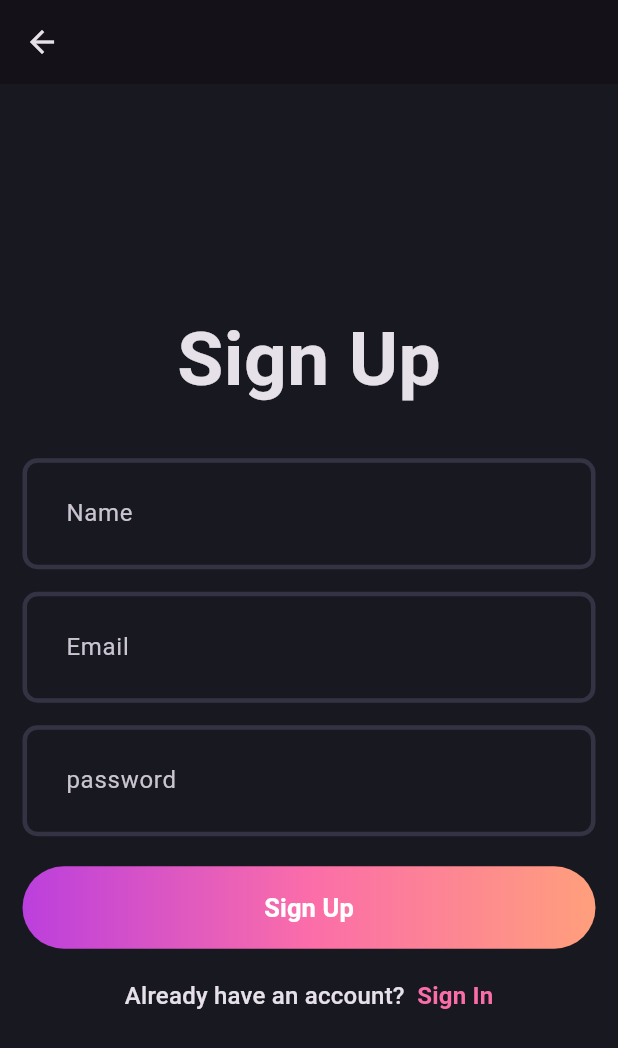
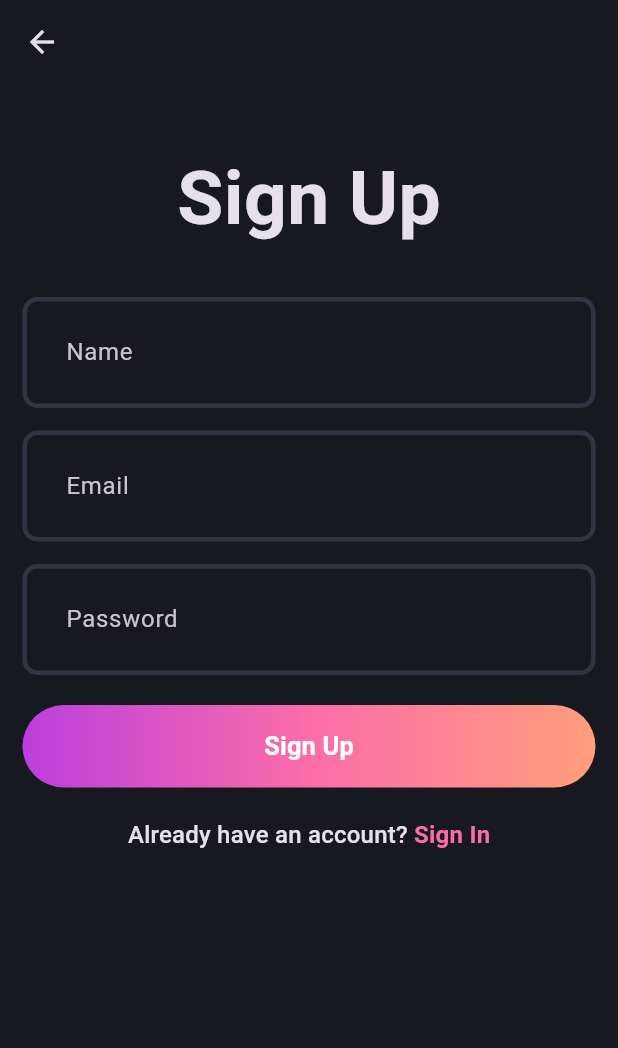
Before and after one commit to machinelearningprodigy/FlapPost, a Flutter app: the SignUpPage screen opened directly, on a phone screen of 412 x 824 dp. Shown: the top 1048 px of the screen. Run offline on Flutter 3.47's test engine with Material 3 defaults, Android fonts, the phone set to English and light mode, and no system bars.

Commit message:
feat: enhance SignUpPage layout and styling with improved theme and structure

```diff
--- a/lib/core/theme/app_theme.dart
+++ b/lib/core/theme/app_theme.dart
@@ -14,6 +14,9 @@ class AppTheme {
 
   static final darkThemeMode = ThemeData.dark().copyWith(
     scaffoldBackgroundColor : AppPallete.backgroundColor,
+    appBarTheme: const AppBarTheme(
+      backgroundColor: AppPallete.backgroundColor,
+    ),
     inputDecorationTheme: InputDecorationTheme(
       contentPadding: EdgeInsets.all(25),
       enabledBorder: _border(),
--- a/lib/features/auth/presentation/pages/auth_signup_button.dart
+++ b/lib/features/auth/presentation/pages/auth_signup_button.dart
@@ -2,6 +2,7 @@ import 'package:blogging_app/core/theme/app_colors.dart';
 import 'package:flutter/material.dart';
 
 class AuthSignupButton extends StatelessWidget {
+
   final String buttonText;
   const AuthSignupButton({super.key, required this.buttonText,});
 
--- a/lib/features/auth/presentation/pages/signup_page.dart
+++ b/lib/features/auth/presentation/pages/signup_page.dart
@@ -5,7 +5,6 @@ import 'package:blogging_app/features/auth/presentation/widgets/auth_field.dart'
 import 'package:flutter/material.dart';
 
 class SignUpPage extends StatefulWidget {
-  // this is for navigation of sign in to sing in page
   static route() => MaterialPageRoute(
         builder: (context) => const SignUpPage(),
       );
@@ -24,25 +23,28 @@ class _SignUpPageState extends State<SignUpPage> {
 
   @override
   void dispose() {
-    // TODO: implement dispose
     emailController.dispose();
     passwordController.dispose();
     nameController.dispose();
-
     super.dispose();
   }
 
   @override
   Widget build(BuildContext context) {
     return Scaffold(
-      appBar: AppBar(), // this is the back button in the signup page
-      body: Padding(
-        padding: EdgeInsets.all(15),
+      appBar: AppBar(),
+      body: SafeArea(
+        child: SingleChildScrollView(
+          child: Padding(
+            padding: const EdgeInsets.symmetric(horizontal: 15, vertical: 20),
+            child: Form(
               key: formKey,
-        child: Form(
               child: Column(
                 mainAxisAlignment: MainAxisAlignment.center,
                 children: [
+                  // Add some top spacing
+                  const SizedBox(height: 20),
+
                   const Text(
                     'Sign Up',
                     style: TextStyle(
@@ -51,7 +53,10 @@ class _SignUpPageState extends State<SignUpPage> {
                     ),
                   ),
                   const SizedBox(height: 30),
-              AuthField(hintText: 'Name', controller: nameController),
+                  AuthField(
+                    hintText: 'Name',
+                    controller: nameController,
+                  ),
                   const SizedBox(height: 15),
                   AuthField(
                     hintText: 'Email',
@@ -59,7 +64,7 @@ class _SignUpPageState extends State<SignUpPage> {
                   ),
                   const SizedBox(height: 15),
                   AuthField(
-                hintText: 'password',
+                    hintText: 'Password',
                     controller: passwordController,
                     isObscureText: true,
                   ),
@@ -69,7 +74,7 @@ class _SignUpPageState extends State<SignUpPage> {
                   ),
                   const SizedBox(height: 20),
                   GestureDetector(
-                onTap: (){
+                    onTap: () {
                       Navigator.push(
                         context,
                         LoginPage.route(),
@@ -81,7 +86,7 @@ class _SignUpPageState extends State<SignUpPage> {
                         style: Theme.of(context).textTheme.titleMedium,
                         children: [
                           TextSpan(
-                        text: ' Sign In',
+                            text: 'Sign In',
                             style: Theme.of(context).textTheme.titleMedium?.copyWith(
                                   color: AppPallete.gradient2,
                                   fontWeight: FontWeight.bold,
@@ -91,7 +96,11 @@ class _SignUpPageState extends State<SignUpPage> {
                       ),
                     ),
                   ),
+                  // Add some bottom spacing
+                  const SizedBox(height: 20),
                 ],
+              ),
+            ),
           ),
         ),
       ),
```
Lines whose indentation alone changed are shown as unchanged.
